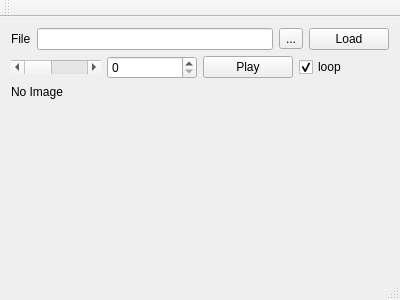
This is app/mainwindow.ui in Stormgears-FRC-5422/mjutil as Qt 5 draws it before an edit. The edited form follows.
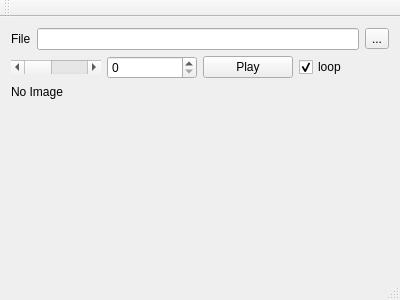
This is the edited form.

Commit message: added settings to keep track of played file and state; removed 'load' button

Patch:
```diff
--- a/app/mainwindow.ui
+++ b/app/mainwindow.ui
@@ -34,13 +34,6 @@
         </property>
        </widget>
       </item>
-      <item>
-       <widget class="QPushButton" name="buttonGo">
-        <property name="text">
-         <string>Load</string>
-        </property>
-       </widget>
-      </item>
      </layout>
     </item>
     <item>
```
Left out of the diff: 2 changed lines with no effect on the pictures. The commit also changes 3 other files.
